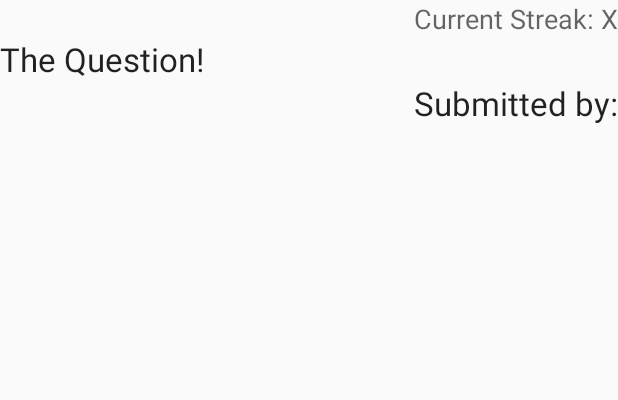
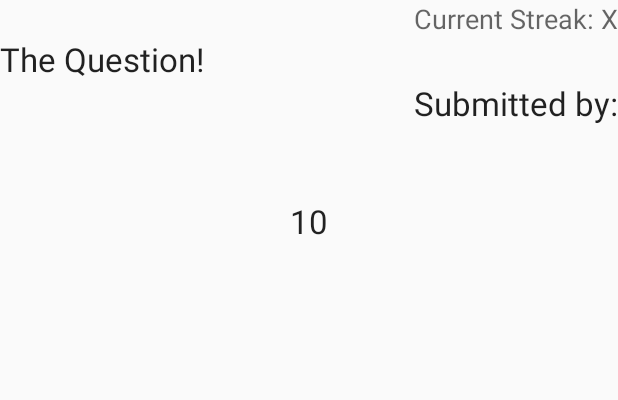
Before and after one commit to codyhh09/TriviaApp, an Android app: the layout action_page.xml on its own in the app's theme, with its tools: preview values and no code run, on a phone screen of 412 x 824 dp. Shown: the top 400 px of the screen. Run offline under Robolectric (Android 15) with nearby library versions, the phone set to English and light mode, and no system bars.

Commit message:
Timer
Added a timer for the action page.

```diff
--- a/Triviagame/app/src/main/res/layout/action_page.xml
+++ b/Triviagame/app/src/main/res/layout/action_page.xml
@@ -7,7 +7,7 @@
         android:layout_height="wrap_content"
         android:textAppearance="?android:attr/textAppearanceMedium"
         android:text="Current Streak: X"
-        android:id="@+id/txtStreak"
+        android:id="@+id/lblStreak"
         android:layout_alignParentTop="true"
         android:layout_alignParentRight="true"
         android:layout_alignParentEnd="true" />
@@ -17,8 +17,8 @@
         android:layout_height="wrap_content"
         android:textAppearance="?android:attr/textAppearanceLarge"
         android:text="The Question!"
-        android:id="@+id/txtQuestion"
-        android:layout_below="@+id/txtStreak"
+        android:id="@+id/lblQuestion"
+        android:layout_below="@+id/lblStreak"
         android:layout_alignParentLeft="true"
         android:layout_alignParentStart="true" />
 
@@ -27,10 +27,10 @@
         android:layout_height="wrap_content"
         android:textAppearance="?android:attr/textAppearanceLarge"
         android:text="Submitted by:"
-        android:id="@+id/txtOwner"
-        android:layout_below="@+id/txtQuestion"
-        android:layout_alignRight="@+id/txtStreak"
-        android:layout_alignEnd="@+id/txtStreak" />
+        android:id="@+id/lblOwner"
+        android:layout_below="@+id/lblQuestion"
+        android:layout_alignRight="@+id/lblStreak"
+        android:layout_alignEnd="@+id/lblStreak" />
 
     <Button
         android:layout_width="match_parent"
@@ -67,4 +67,14 @@
         android:layout_alignParentBottom="true"
         android:layout_alignParentLeft="true"
         android:layout_alignParentStart="true" />
+
+    <TextView
+        android:layout_width="wrap_content"
+        android:layout_height="wrap_content"
+        android:textAppearance="?android:attr/textAppearanceLarge"
+        android:text="10"
+        android:id="@+id/lblTimer"
+        android:layout_below="@+id/lblOwner"
+        android:layout_centerHorizontal="true"
+        android:layout_marginTop="49dp" />
 </RelativeLayout>
```
Also changed, not shown: Triviagame/app/src/main/java/edu/ycp/cs482/triviagame/ActionPage.java (added, +23 -0 lines), Triviagame/app/src/main/java/edu/ycp/cs482/triviagame/MainActivity.java (+34 -0 lines), 1 other file.
